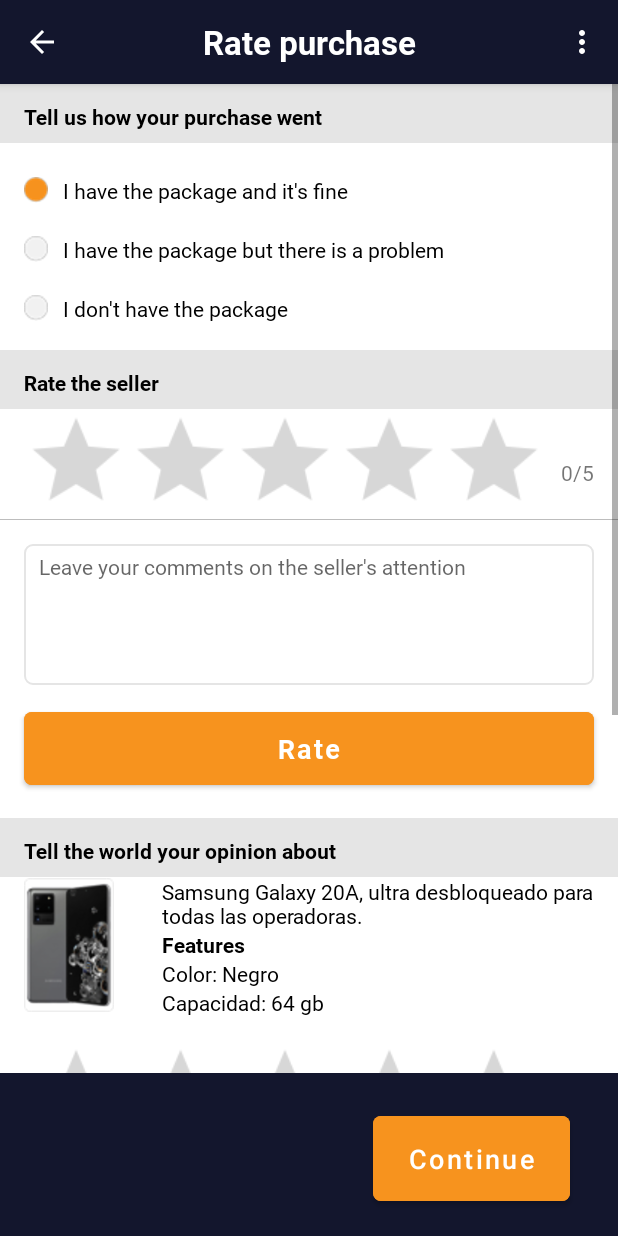
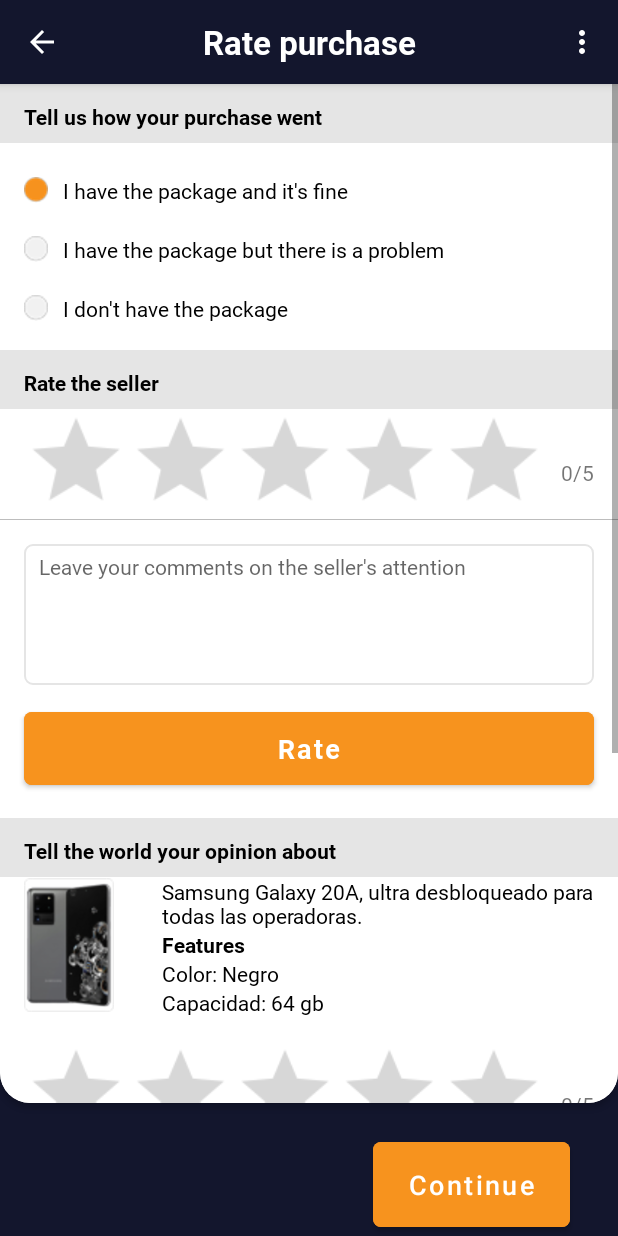
Before and after one commit to siddhantdrk/Indiabana-App-Development, an Android app: the layout activity_rate_purchase.xml on its own in the app's theme, with its tools: preview values and no code run, on a phone screen of 412 x 824 dp. Run offline under Robolectric (Android 15) with nearby library versions, the phone set to English and light mode, and no system bars.

Commit message:
Add card and bank UI

```diff
--- a/IndiabanaApp/app/src/main/java/com/indiabana/Activities/MainActivity.java
+++ b/IndiabanaApp/app/src/main/java/com/indiabana/Activities/MainActivity.java
@@ -59,6 +59,7 @@ public class MainActivity extends AppCompatActivity implements View.OnClickListe
             switch (item.getItemId()) {
                 case R.id.bottom_nav_home:
                     home = true;
+                    toolbarText.setText("INDIABANA");
                     findViewById(R.id.tv_cancel).setVisibility(View.GONE);
                     fragment = new HomeFragment();
                     getSupportFragmentManager().beginTransaction().replace(R.id.fragment_container_main, fragment).commit();
@@ -73,6 +74,7 @@ public class MainActivity extends AppCompatActivity implements View.OnClickListe
                     break;
                 case R.id.bottom_nav_like:
                     home = false;
+                    toolbarText.setText("INDIABANA");
                     fragment = new FavouritesFragment();
                     findViewById(R.id.tv_cancel).setVisibility(View.GONE);
                     getSupportFragmentManager().beginTransaction().replace(R.id.fragment_container_main, fragment).commit();
--- a/IndiabanaApp/app/src/main/res/layout/activity_rate_purchase.xml
+++ b/IndiabanaApp/app/src/main/res/layout/activity_rate_purchase.xml
@@ -1,5 +1,5 @@
 <?xml version="1.0" encoding="utf-8"?>
-<androidx.constraintlayout.widget.ConstraintLayout xmlns:android="http://schemas.android.com/apk/res/android"
+<RelativeLayout xmlns:android="http://schemas.android.com/apk/res/android"
     xmlns:app="http://schemas.android.com/apk/res-auto"
     xmlns:tools="http://schemas.android.com/tools"
     android:layout_width="match_parent"
@@ -8,8 +8,10 @@
     tools:context=".Activities.AddProduct.AddProductActivity">
 
     <androidx.constraintlayout.widget.ConstraintLayout
+        android:id="@+id/cl_bottom_continue"
+        android:layout_alignParentBottom="true"
         android:layout_width="match_parent"
-        android:layout_height="0dp"
+        android:layout_height="wrap_content"
         android:background="@color/dark_azyl"
         app:layout_constraintBottom_toBottomOf="parent"
         app:layout_constraintHeight_percent="0.15"
@@ -35,9 +37,20 @@
 
     </androidx.constraintlayout.widget.ConstraintLayout>
 
+    <androidx.cardview.widget.CardView
+        android:layout_above="@+id/cl_bottom_continue"
+        android:layout_below="@+id/activity_to_post_toolbar"
+        android:layout_width="match_parent"
+        app:cardCornerRadius="20dp"
+        android:layout_marginTop="-20dp"
+        android:layout_height="match_parent"
+        android:backgroundTint="@color/activity_bg_color">
+
     <ScrollView
-        android:layout_height="0dp"
-        android:background="@drawable/gray_bg_round_corner"
+        android:layout_marginTop="20dp"
+        android:layout_below="@+id/activity_to_post_toolbar"
+        android:layout_height="match_parent"
+        android:layout_above="@+id/cl_bottom_continue"
         android:orientation="vertical"
         app:layout_constraintBottom_toBottomOf="parent"
         app:layout_constraintLeft_toLeftOf="parent"
@@ -46,8 +59,7 @@
         app:layout_constraintVertical_bias="0"
         app:layout_constraintTop_toBottomOf="@+id/activity_to_post_toolbar"
         android:layout_width="match_parent"
-        app:layout_constraintHeight_percent="0.80"
-        android:layout_marginTop="?actionBarSize">
+        app:layout_constraintHeight_percent="0.80">
 
         <LinearLayout
             android:layout_width="match_parent"
@@ -378,7 +390,7 @@
         </LinearLayout>
 
     </ScrollView>
-
+    </androidx.cardview.widget.CardView>
     <androidx.appcompat.widget.Toolbar
         android:id="@+id/activity_to_post_toolbar"
         android:layout_width="match_parent"
@@ -415,4 +427,4 @@
 
     </androidx.appcompat.widget.Toolbar>
 
-</androidx.constraintlayout.widget.ConstraintLayout>
+</RelativeLayout>
--- a/IndiabanaApp/app/src/main/res/layout/fragment_add_new_card_payment.xml
+++ b/IndiabanaApp/app/src/main/res/layout/fragment_add_new_card_payment.xml
@@ -54,25 +54,11 @@
             android:layout_marginTop="10dp"
             android:orientation="horizontal">
 
-            <ImageView
-                android:layout_width="0dp"
-                android:layout_height="wrap_content"
-                android:layout_gravity="center"
-                android:layout_weight=".5"
-                android:src="@drawable/ic_credit_card_with_cvv_code" />
-
             <LinearLayout
                 android:layout_width="0dp"
                 android:layout_height="wrap_content"
                 android:layout_weight="1"
                 android:orientation="vertical">
-
-                <EditText
-                    android:layout_width="wrap_content"
-                    android:layout_height="wrap_content"
-                    android:layout_marginTop="10dp"
-                    android:fontFamily="@font/roboto"
-                    android:hint="@string/mm_aa" />
 
                 <TextView
                     android:layout_width="wrap_content"
@@ -82,6 +68,13 @@
                     android:text="@string/expiration"
                     android:textColor="@color/black" />
 
+                <EditText
+                    android:layout_width="wrap_content"
+                    android:layout_height="wrap_content"
+                    android:layout_marginTop="10dp"
+                    android:fontFamily="@font/roboto"
+                    android:hint="@string/mm_aa" />
+
             </LinearLayout>
 
             <LinearLayout
@@ -89,13 +82,6 @@
                 android:layout_height="wrap_content"
                 android:layout_weight="1"
                 android:orientation="vertical">
-
-                <EditText
-                    android:layout_width="wrap_content"
-                    android:layout_height="wrap_content"
-                    android:layout_marginTop="10dp"
-                    android:fontFamily="@font/roboto"
-                    android:hint="@string/eg_233" />
 
                 <TextView
                     android:layout_width="wrap_content"
@@ -105,9 +91,21 @@
                     android:text="@string/cvv"
                     android:textColor="@color/black" />
 
+                <EditText
+                    android:layout_width="wrap_content"
+                    android:layout_height="wrap_content"
+                    android:layout_marginTop="10dp"
+                    android:fontFamily="@font/roboto"
+                    android:hint="@string/eg_233" />
 
             </LinearLayout>
 
+            <ImageView
+                android:layout_width="0dp"
+                android:layout_height="wrap_content"
+                android:layout_gravity="center"
+                android:layout_weight=".5"
+                android:src="@drawable/ic_credit_card_with_cvv_code" />
         </LinearLayout>
 
         <TextView
```
